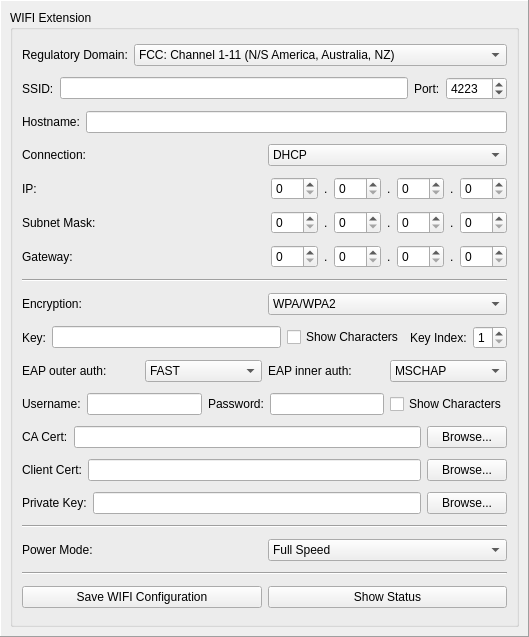
Old version of the form src/brickv/plugin_system/plugins/master/ui/wifi.ui in the repository Tinkerforge/brickv.
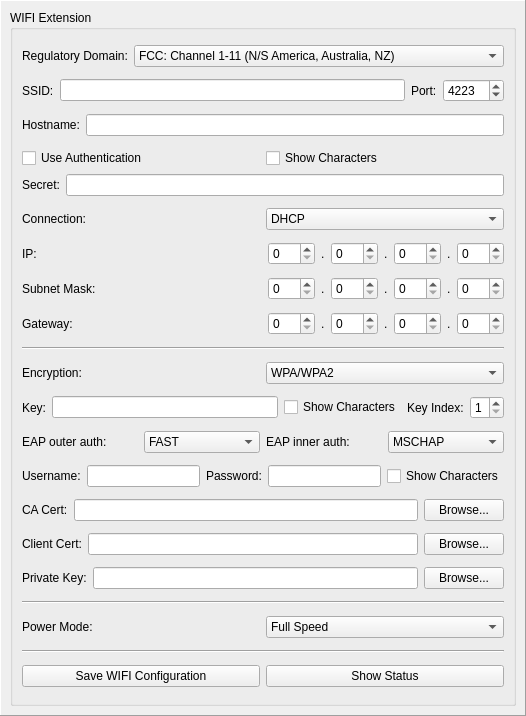
New version of the form.

Commit message: Add authentication support for wifi extension

Diff of the .ui file:
```diff
--- a/src/brickv/plugin_system/plugins/master/ui/wifi.ui
+++ b/src/brickv/plugin_system/plugins/master/ui/wifi.ui
@@ -6,8 +6,8 @@
    <rect>
     <x>0</x>
     <y>0</y>
-    <width>529</width>
-    <height>637</height>
+    <width>526</width>
+    <height>716</height>
    </rect>
   </property>
   <property name="windowTitle">
@@ -133,6 +133,42 @@
            </item>
           </layout>
          </item>
+         <item>
+          <layout class="QVBoxLayout" name="verticalLayout_3">
+           <item>
+            <layout class="QHBoxLayout" name="horizontalLayout_16">
+             <item>
+              <widget class="QCheckBox" name="wifi_use_auth">
+               <property name="text">
+                <string>Use Authentication</string>
+               </property>
+              </widget>
+             </item>
+             <item>
+              <widget class="QCheckBox" name="wifi_show_characters">
+               <property name="text">
+                <string>Show Characters</string>
+               </property>
+              </widget>
+             </item>
+            </layout>
+           </item>
+           <item>
+            <layout class="QHBoxLayout" name="horizontalLayout_14">
+             <item>
+              <widget class="QLabel" name="wifi_secret_label">
+               <property name="text">
+                <string>Secret:</string>
+               </property>
+              </widget>
+             </item>
+             <item>
+              <widget class="QLineEdit" name="wifi_secret"/>
+             </item>
+            </layout>
+           </item>
+          </layout>
+         </item>
          <item>
           <layout class="QHBoxLayout" name="horizontalLayout_9">
            <item>
```
The commit also changes 3 other files.
